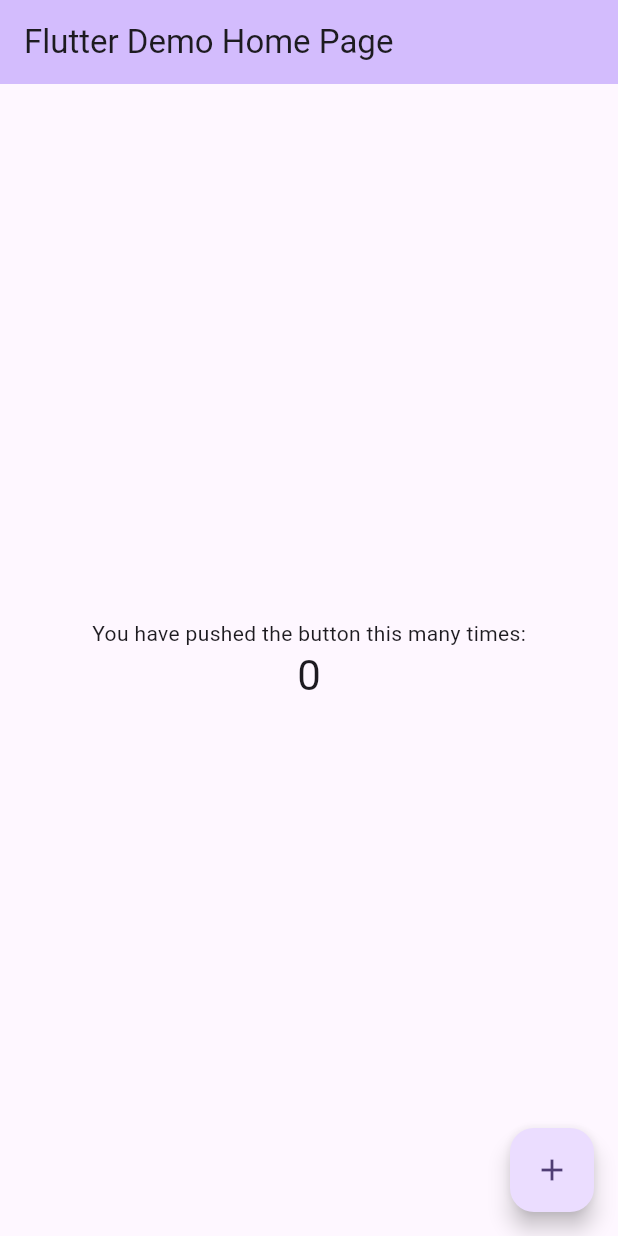
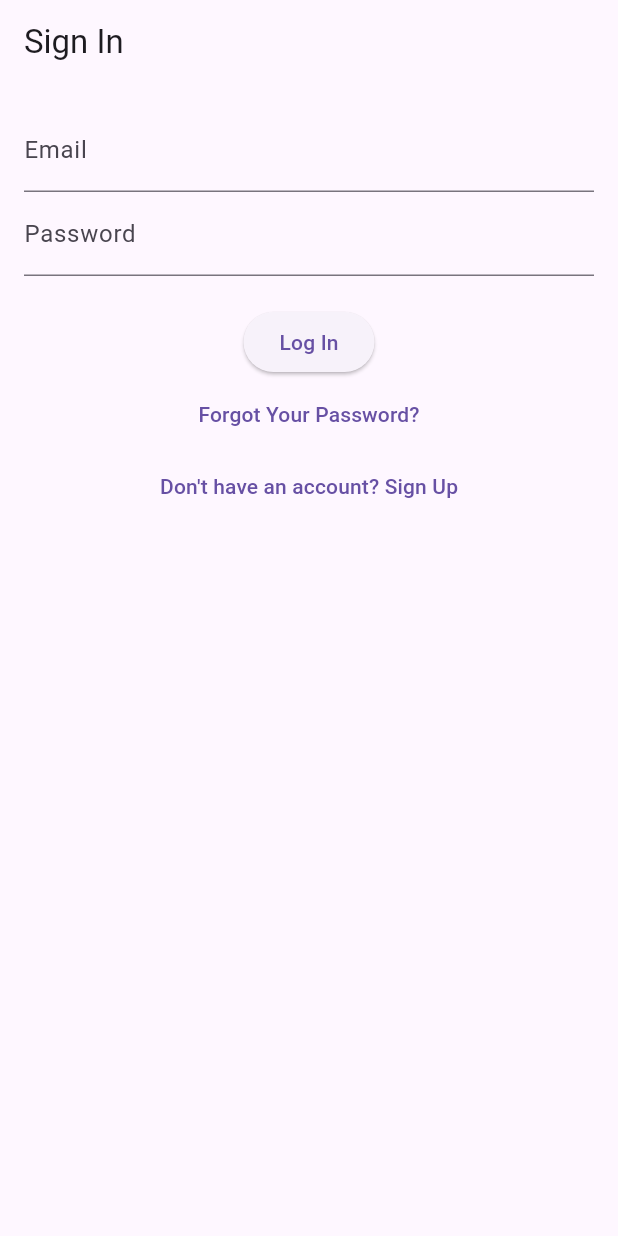
Before and after one commit to SkyBlueFox/ArtToyBidApp, a Flutter app: the screen it shows after launch, on a phone screen of 412 x 824 dp. Run offline on Flutter 3.47's test engine with Material 3 defaults, Android fonts, the phone set to English and light mode, and no system bars; our stand-ins replace firebase_core; accounts and stored records are empty.

```diff
--- /dev/null
+++ b/lib/auth_page.dart
@@ -0,0 +1,44 @@
+import 'package:flutter/material.dart';
+
+class AuthPage extends StatelessWidget {
+  @override
+  Widget build(BuildContext context) {
+    return Scaffold(
+      appBar: AppBar(title: Text('Sign In')),
+      body: Padding(
+        padding: const EdgeInsets.all(16.0),
+        child: Column(
+          children: [
+            TextField(
+              decoration: InputDecoration(labelText: 'Email'),
+            ),
+            TextField(
+              decoration: InputDecoration(labelText: 'Password'),
+              obscureText: true,
+            ),
+            SizedBox(height: 20),
+            ElevatedButton(
+              onPressed: () {
+                // Navigate to Identity Verification Page
+                Navigator.pushNamed(context, '/identity_verification');
+              },
+              child: Text('Log In'),
+            ),
+            TextButton(
+              onPressed: () {
+                // Forgot Password
+              },
+              child: Text('Forgot Your Password?'),
+            ),
+            TextButton(
+              onPressed: () {
+                // Sign Up
+              },
+              child: Text('Don\'t have an account? Sign Up'),
+            ),
+          ],
+        ),
+      ),
+    );
+  }
+}
--- a/lib/main.dart
+++ b/lib/main.dart
@@ -1,122 +1,44 @@
 import 'package:flutter/material.dart';
+import 'auth_page.dart'; // หน้าเข้าสู่ระบบ
+import 'identity_verification_page.dart'; // หน้า Verify Identity
+import 'news_promotion_page.dart'; // หน้า News & Promotion
+import 'product_gallery_page.dart'; // หน้า Product Gallery
+import 'bidding_page.dart'; // หน้า Bidding
+import 'notifications_page.dart'; // หน้า Notifications
+import 'checkout_page.dart'; // หน้า Checkout
+import 'package_tracking_page.dart'; // หน้า Track Package
+import 'watchlist_page.dart'; // หน้า Watchlist
+import 'settings_page.dart'; // หน้า Settings
+import 'profile_page.dart'; // หน้า Profile
+import 'community_page.dart'; // หน้า Community
 
 void main() {
-  runApp(const MyApp());
+  runApp(MyApp());
 }
 
 class MyApp extends StatelessWidget {
-  const MyApp({super.key});
-
-  // This widget is the root of your application.
   @override
   Widget build(BuildContext context) {
     return MaterialApp(
-      title: 'Flutter Demo',
+      title: 'Art Toy Bid App',
       theme: ThemeData(
-        // This is the theme of your application.
-        //
-        // TRY THIS: Try running your application with "flutter run". You'll see
-        // the application has a purple toolbar. Then, without quitting the app,
-        // try changing the seedColor in the colorScheme below to Colors.green
-        // and then invoke "hot reload" (save your changes or press the "hot
-        // reload" button in a Flutter-supported IDE, or press "r" if you used
-        // the command line to start the app).
-        //
-        // Notice that the counter didn't reset back to zero; the application
-        // state is not lost during the reload. To reset the state, use hot
-        // restart instead.
-        //
-        // This works for code too, not just values: Most code changes can be
-        // tested with just a hot reload.
-        colorScheme: ColorScheme.fromSeed(seedColor: Colors.deepPurple),
+        primarySwatch: Colors.blue,
       ),
-      home: const MyHomePage(title: 'Flutter Demo Home Page'),
+      home: AuthPage(), // เริ่มต้นที่หน้าเข้าสู่ระบบ
+      routes: {
+        '/auth': (context) => AuthPage(),
+        '/identity_verification': (context) => IdentityVerificationPage(),
+        '/news_promotion': (context) => NewsPromotionPage(),
+        '/product_gallery': (context) => ProductGalleryPage(),
+        '/bidding': (context) => BiddingPage(),
+        '/notifications': (context) => NotificationsPage(),
+        '/checkout': (context) => CheckoutPage(),
+        '/package_tracking': (context) => PackageTrackingPage(),
+        '/watchlist': (context) => WatchlistPage(),
+        '/settings': (context) => SettingsPage(),
+        '/profile': (context) => ProfilePage(),
+        '/community': (context) => CommunityPage(),
+      },
     );
   }
 }
-
-class MyHomePage extends StatefulWidget {
-  const MyHomePage({super.key, required this.title});
-
-  // This widget is the home page of your application. It is stateful, meaning
-  // that it has a State object (defined below) that contains fields that affect
-  // how it looks.
-
-  // This class is the configuration for the state. It holds the values (in this
-  // case the title) provided by the parent (in this case the App widget) and
-  // used by the build method of the State. Fields in a Widget subclass are
-  // always marked "final".
-
-  final String title;
-
-  @override
-  State<MyHomePage> createState() => _MyHomePageState();
-}
-
-class _MyHomePageState extends State<MyHomePage> {
-  int _counter = 0;
-
-  void _incrementCounter() {
-    setState(() {
-      // This call to setState tells the Flutter framework that something has
-      // changed in this State, which causes it to rerun the build method below
-      // so that the display can reflect the updated values. If we changed
-      // _counter without calling setState(), then the build method would not be
-      // called again, and so nothing would appear to happen.
-      _counter++;
-    });
-  }
-
-  @override
-  Widget build(BuildContext context) {
-    // This method is rerun every time setState is called, for instance as done
-    // by the _incrementCounter method above.
-    //
-    // The Flutter framework has been optimized to make rerunning build methods
-    // fast, so that you can just rebuild anything that needs updating rather
-    // than having to individually change instances of widgets.
-    return Scaffold(
-      appBar: AppBar(
-        // TRY THIS: Try changing the color here to a specific color (to
-        // Colors.amber, perhaps?) and trigger a hot reload to see the AppBar
-        // change color while the other colors stay the same.
-        backgroundColor: Theme.of(context).colorScheme.inversePrimary,
-        // Here we take the value from the MyHomePage object that was created by
-        // the App.build method, and use it to set our appbar title.
-        title: Text(widget.title),
-      ),
-      body: Center(
-        // Center is a layout widget. It takes a single child and positions it
-        // in the middle of the parent.
-        child: Column(
-          // Column is also a layout widget. It takes a list of children and
-          // arranges them vertically. By default, it sizes itself to fit its
-          // children horizontally, and tries to be as tall as its parent.
-          //
-          // Column has various properties to control how it sizes itself and
-          // how it positions its children. Here we use mainAxisAlignment to
-          // center the children vertically; the main axis here is the vertical
-          // axis because Columns are vertical (the cross axis would be
-          // horizontal).
-          //
-          // TRY THIS: Invoke "debug painting" (choose the "Toggle Debug Paint"
-          // action in the IDE, or press "p" in the console), to see the
-          // wireframe for each widget.
-          mainAxisAlignment: MainAxisAlignment.center,
-          children: <Widget>[
-            const Text('You have pushed the button this many times:'),
-            Text(
-              '$_counter',
-              style: Theme.of(context).textTheme.headlineMedium,
-            ),
-          ],
-        ),
-      ),
-      floatingActionButton: FloatingActionButton(
-        onPressed: _incrementCounter,
-        tooltip: 'Increment',
-        child: const Icon(Icons.add),
-      ), // This trailing comma makes auto-formatting nicer for build methods.
-    );
-  }
-}
--- a/pubspec.yaml
+++ b/pubspec.yaml
@@ -1,4 +1,4 @@
-name: fb
+name: bid
 description: "A new Flutter project."
 # The following line prevents the package from being accidentally published to
 # pub.dev using `flutter pub publish`. This is preferred for private packages.
```
Also changed, not shown: lib/bidding_page.dart (added, +37 -0 lines), lib/checkout_page.dart (added, +34 -0 lines), lib/community_page.dart (added, +26 -0 lines), lib/identity_verification_page.dart (added, +45 -0 lines), lib/news_promotion_page.dart (added, +23 -0 lines), lib/notifications_page.dart (added, +22 -0 lines), lib/package_tracking_page.dart (added, +25 -0 lines), lib/product_gallery_page.dart (added, +38 -0 lines), lib/profile_page.dart (added, +23 -0 lines), lib/settings_page.dart (added, +30 -0 lines), lib/watchlist_page.dart (added, +20 -0 lines), 2 other files.
